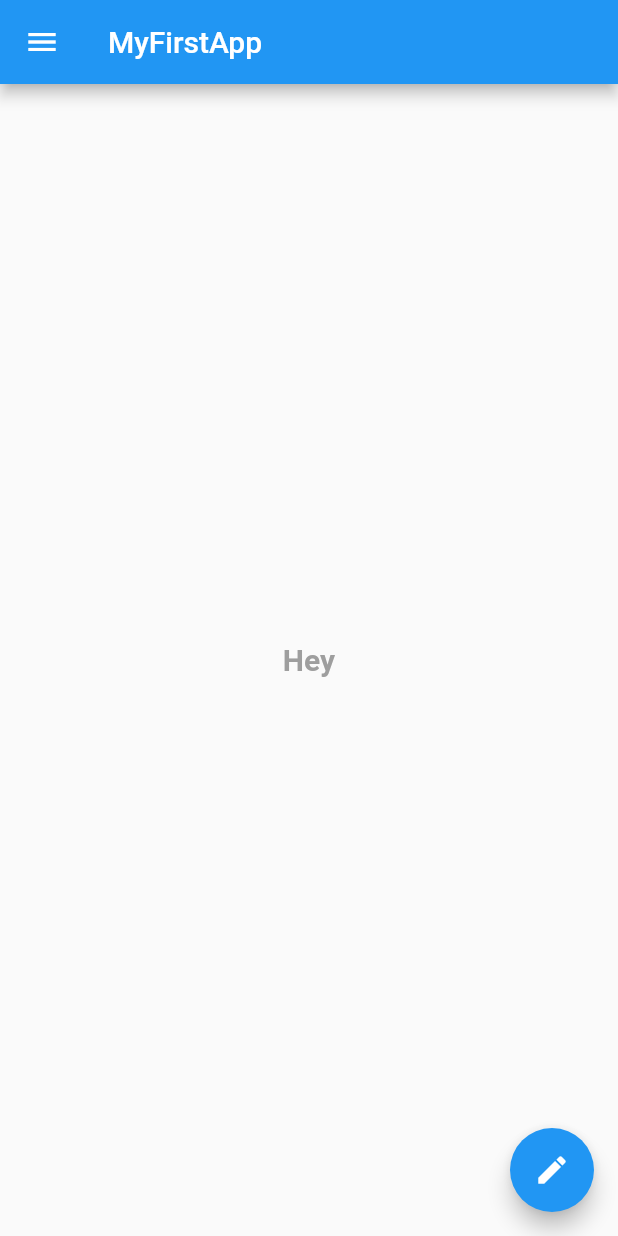
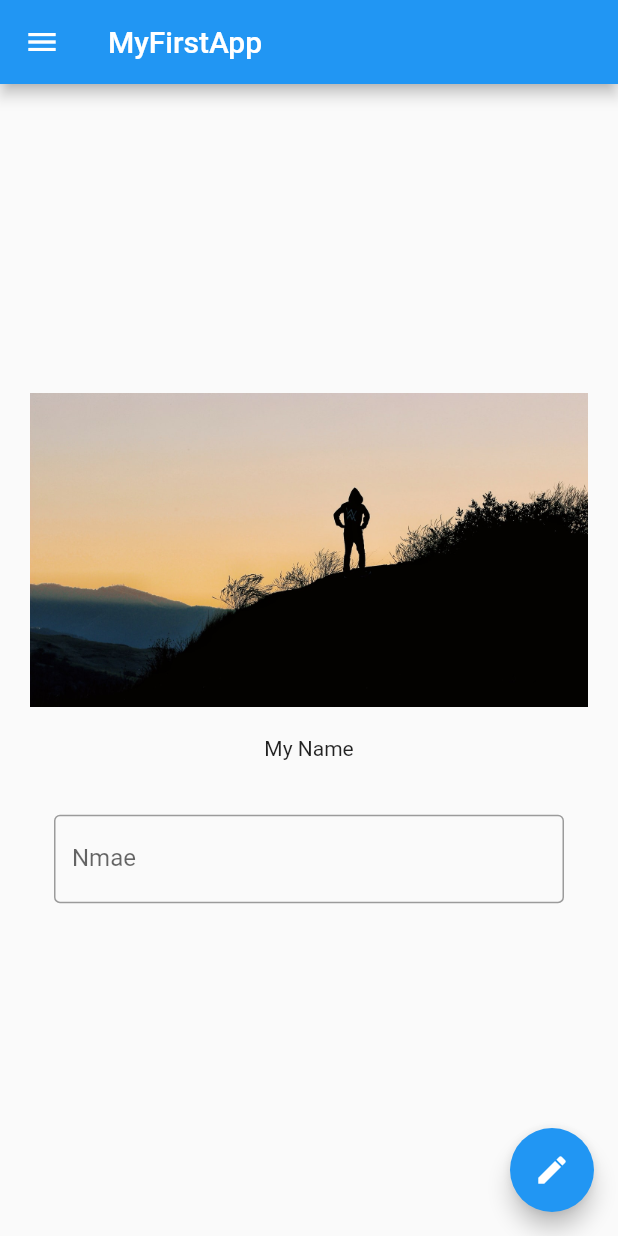
Before and after one commit to ps-143/myfirst, a Flutter app: the screen it shows after launch, on a phone screen of 412 x 824 dp. Run offline on Flutter 3.47's test engine with Material 2 defaults, Android fonts, the phone set to English and light mode, and no system bars.

```diff
--- a/lib/main.dart
+++ b/lib/main.dart
@@ -14,16 +14,32 @@ class HomePage extends StatelessWidget {
         title: Text("MyFirstApp"),
       ),
       body: Center(
-        child: Container(
-            child: Text(
-          "Hey",
-          style: TextStyle(
-            color: Colors.grey,
-            fontSize: 20,
-            fontWeight: FontWeight.bold,
+          child: Padding(
+        padding: const EdgeInsets.all(20),
+        child: SingleChildScrollView(
+          child: Column(
+            children: [
+              Image.asset("assets/p1.jpeg"),
+              SizedBox(
+                height: 20,
+              ),
+              Text("My Name"),
+              SizedBox(
+                height: 20,
+              ),
+              Padding(
+                padding: const EdgeInsets.all(16.0),
+                child: TextField(
+                  decoration: InputDecoration(
+                      border: OutlineInputBorder(),
+                      hintText: "Enter your name",
+                      labelText: "Nmae"),
+                ),
+              )
+            ],
           ),
-        )),
-      ),
+        ),
+      )),
       drawer: Drawer(
         child: ListView(
           padding: const EdgeInsets.all(0),
--- a/pubspec.yaml
+++ b/pubspec.yaml
@@ -45,8 +45,8 @@ flutter:
   uses-material-design: true
 
   # To add assets to your application, add an assets section, like this:
-  # assets:
-  #   - images/a_dot_burr.jpeg
+  assets:
+    - assets/
   #   - images/a_dot_ham.jpeg
 
   # An image asset can refer to one or more resolution-specific "variants", see
```
Also changed, not shown: assets/p1.jpeg (added).
